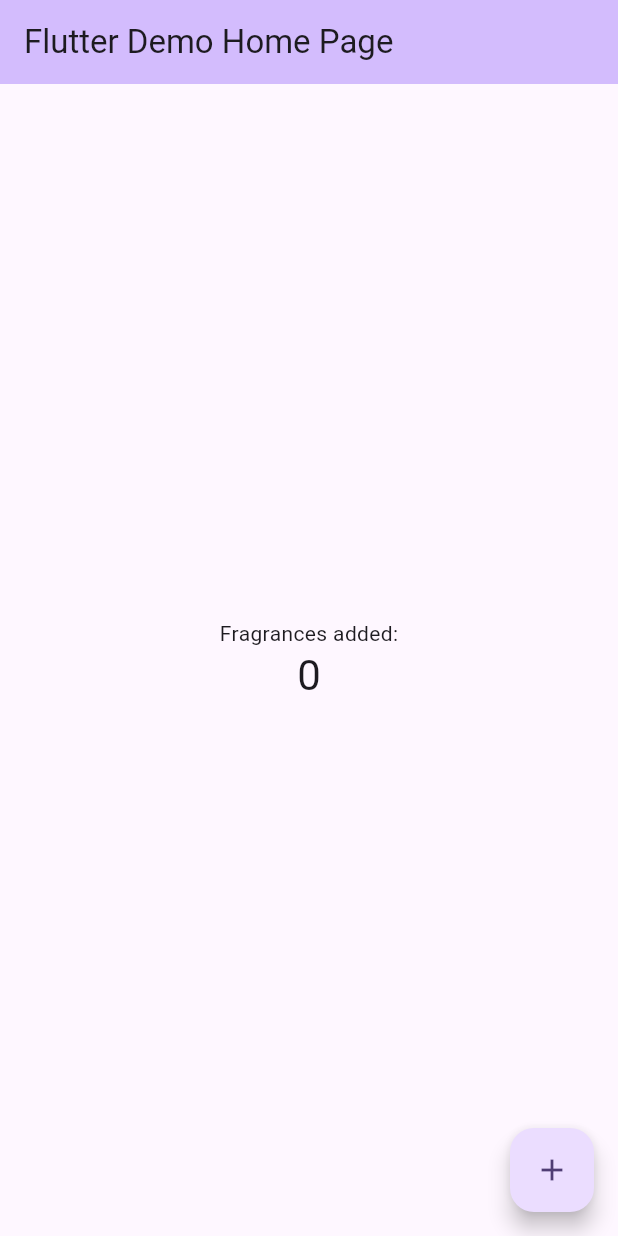
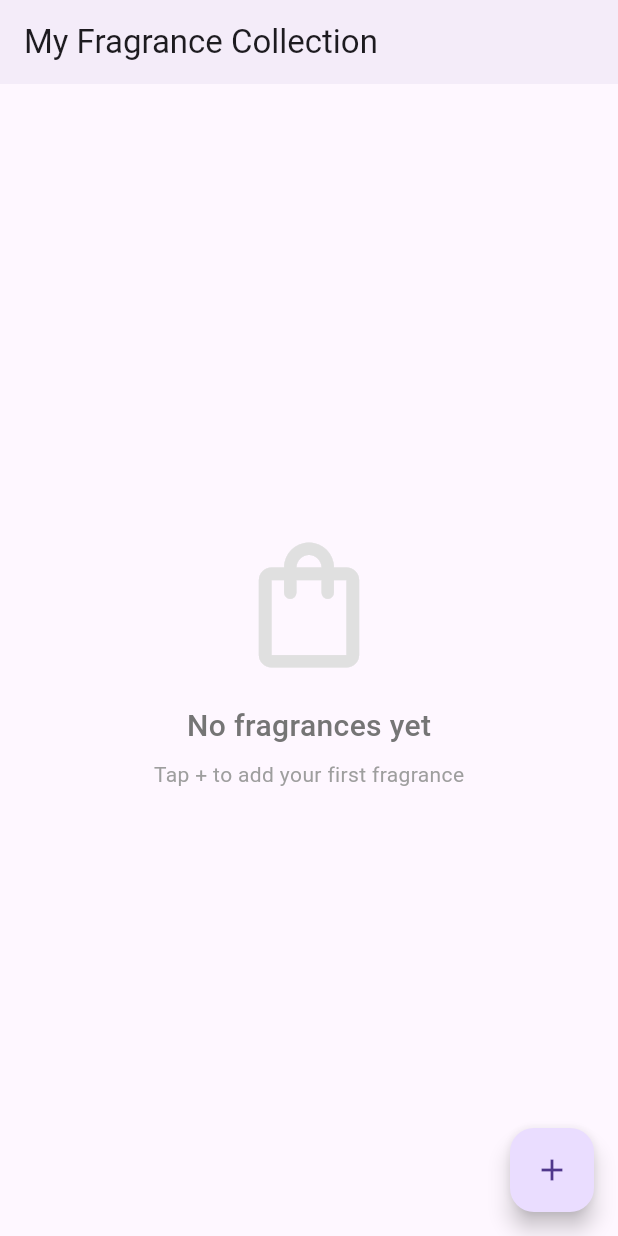
Before and after one commit to LZ25601/CPD, a Flutter app: the screen it shows after launch, on a phone screen of 412 x 824 dp. Run offline on Flutter 3.47's test engine with Material 3 defaults, Android fonts, the phone set to English and light mode, and no system bars; our stand-ins replace sqflite; accounts and stored records are empty.

Commit message:
Added the main screen

```diff
--- a/fragrance_collection_manager/lib/main.dart
+++ b/fragrance_collection_manager/lib/main.dart
@@ -1,4 +1,7 @@
 import 'package:flutter/material.dart';
+import 'database/database_helper.dart';
+import 'models/fragrance.dart';
+import 'dart:io';
 
 void main() {
   runApp(const MyApp());
@@ -7,116 +10,190 @@ void main() {
 class MyApp extends StatelessWidget {
   const MyApp({super.key});
 
-  // This widget is the root of your application.
   @override
   Widget build(BuildContext context) {
     return MaterialApp(
-      title: 'Flutter Demo',
+      title: 'Fragrance Collection',
       theme: ThemeData(
-        // This is the theme of your application.
-        //
-        // TRY THIS: Try running your application with "flutter run". You'll see
-        // the application has a purple toolbar. Then, without quitting the app,
-        // try changing the seedColor in the colorScheme below to Colors.green
-        // and then invoke "hot reload" (save your changes or press the "hot
-        // reload" button in a Flutter-supported IDE, or press "r" if you used
-        // the command line to start the app).
-        //
-        // Notice that the counter didn't reset back to zero; the application
-        // state is not lost during the reload. To reset the state, use hot
-        // restart instead.
-        //
-        // This works for code too, not just values: Most code changes can be
-        // tested with just a hot reload.
-        colorScheme: ColorScheme.fromSeed(seedColor: Colors.deepPurple),
+        primarySwatch: Colors.deepPurple,
+        useMaterial3: true,
       ),
-      home: const MyHomePage(title: 'Flutter Demo Home Page'),
+      home: const HomeScreen(),
     );
   }
 }
 
-class MyHomePage extends StatefulWidget {
-  const MyHomePage({super.key, required this.title});
-
-  // This widget is the home page of your application. It is stateful, meaning
-  // that it has a State object (defined below) that contains fields that affect
-  // how it looks.
-
-  // This class is the configuration for the state. It holds the values (in this
-  // case the title) provided by the parent (in this case the App widget) and
-  // used by the build method of the State. Fields in a Widget subclass are
-  // always marked "final".
-
-  final String title;
+class HomeScreen extends StatefulWidget {
+  const HomeScreen({super.key});
 
   @override
-  State<MyHomePage> createState() => _MyHomePageState();
+  State<HomeScreen> createState() => _HomeScreenState();
 }
 
-class _MyHomePageState extends State<MyHomePage> {
-  int _counter = 0;
+class _HomeScreenState extends State<HomeScreen> {
+  List<Fragrance> fragrances = [];
+  bool isLoading = true;
 
-  void _incrementCounter() {
+  @override
+  void initState() {
+    super.initState();
+    _loadFragrances();
+  }
+
+  Future<void> _loadFragrances() async {
+    setState(() => isLoading = true);
+    final data = await DatabaseHelper.instance.readAllFragrances();
     setState(() {
-      // This call to setState tells the Flutter framework that something has
-      // changed in this State, which causes it to rerun the build method below
-      // so that the display can reflect the updated values. If we changed
-      // _counter without calling setState(), then the build method would not be
-      // called again, and so nothing would appear to happen.
-      _counter++;
+      fragrances = data;
+      isLoading = false;
     });
   }
 
   @override
   Widget build(BuildContext context) {
-    // This method is rerun every time setState is called, for instance as done
-    // by the _incrementCounter method above.
-    //
-    // The Flutter framework has been optimized to make rerunning build methods
-    // fast, so that you can just rebuild anything that needs updating rather
-    // than having to individually change instances of widgets.
     return Scaffold(
       appBar: AppBar(
-        // TRY THIS: Try changing the color here to a specific color (to
-        // Colors.amber, perhaps?) and trigger a hot reload to see the AppBar
-        // change color while the other colors stay the same.
-        backgroundColor: Theme.of(context).colorScheme.inversePrimary,
-        // Here we take the value from the MyHomePage object that was created by
-        // the App.build method, and use it to set our appbar title.
-        title: Text(widget.title),
+        title: const Text('My Fragrance Collection'),
+        elevation: 2,
       ),
-      body: Center(
-        // Center is a layout widget. It takes a single child and positions it
-        // in the middle of the parent.
-        child: Column(
-          // Column is also a layout widget. It takes a list of children and
-          // arranges them vertically. By default, it sizes itself to fit its
-          // children horizontally, and tries to be as tall as its parent.
-          //
-          // Column has various properties to control how it sizes itself and
-          // how it positions its children. Here we use mainAxisAlignment to
-          // center the children vertically; the main axis here is the vertical
-          // axis because Columns are vertical (the cross axis would be
-          // horizontal).
-          //
-          // TRY THIS: Invoke "debug painting" (choose the "Toggle Debug Paint"
-          // action in the IDE, or press "p" in the console), to see the
-          // wireframe for each widget.
-          mainAxisAlignment: MainAxisAlignment.center,
-          children: <Widget>[
-            const Text('Fragrances added:'),
-            Text(
-              '$_counter',
-              style: Theme.of(context).textTheme.headlineMedium,
+      body: isLoading
+          ? const Center(child: CircularProgressIndicator())
+          : fragrances.isEmpty
+              ? _buildEmptyState()
+              : _buildFragranceGrid(),
+      floatingActionButton: FloatingActionButton(
+        onPressed: () {
+          // TODO: Navigate to add screen
+          ScaffoldMessenger.of(context).showSnackBar(
+            const SnackBar(content: Text('Add screen coming soon')),
+          );
+        },
+        child: const Icon(Icons.add),
+      ),
+    );
+  }
+
+  Widget _buildEmptyState() {
+    return Center(
+      child: Column(
+        mainAxisAlignment: MainAxisAlignment.center,
+        children: [
+          Icon(
+            Icons.shopping_bag_outlined,
+            size: 100,
+            color: Colors.grey[300],
+          ),
+          const SizedBox(height: 16),
+          Text(
+            'No fragrances yet',
+            style: TextStyle(
+              fontSize: 20,
+              color: Colors.grey[600],
+              fontWeight: FontWeight.w500,
             ),
-          ],
-        ),
+          ),
+          const SizedBox(height: 8),
+          Text(
+            'Tap + to add your first fragrance',
+            style: TextStyle(
+              fontSize: 14,
+              color: Colors.grey[500],
+            ),
+          ),
+        ],
       ),
-      floatingActionButton: FloatingActionButton(
-        onPressed: _incrementCounter,
-        tooltip: 'Increment',
-        child: const Icon(Icons.add),
-      ), // This trailing comma makes auto-formatting nicer for build methods.
+    );
+  }
+
+  Widget _buildFragranceGrid() {
+    return GridView.builder(
+      padding: const EdgeInsets.all(16),
+      gridDelegate: const SliverGridDelegateWithFixedCrossAxisCount(
+        crossAxisCount: 2,
+        childAspectRatio: 0.75,
+        crossAxisSpacing: 16,
+        mainAxisSpacing: 16,
+      ),
+      itemCount: fragrances.length,
+      itemBuilder: (context, index) {
+        final fragrance = fragrances[index];
+        return _buildFragranceCard(fragrance);
+      },
+    );
+  }
+
+  Widget _buildFragranceCard(Fragrance fragrance) {
+    return Card(
+      elevation: 2,
+      shape: RoundedRectangleBorder(
+        borderRadius: BorderRadius.circular(12),
+      ),
+      child: Column(
+        crossAxisAlignment: CrossAxisAlignment.stretch,
+        children: [
+          Expanded(
+            child: ClipRRect(
+              borderRadius: const BorderRadius.vertical(
+                top: Radius.circular(12),
+              ),
+              child: fragrance.imagePath != null
+                  ? Image.file(
+                      File(fragrance.imagePath!),
+                      fit: BoxFit.cover,
+                      errorBuilder: (context, error, stackTrace) {
+                        return _buildPlaceholderImage();
+                      },
+                    )
+                  : _buildPlaceholderImage(),
+            ),
+          ),
+          Padding(
+            padding: const EdgeInsets.all(8.0),
+            child: Column(
+              crossAxisAlignment: CrossAxisAlignment.start,
+              children: [
+                Text(
+                  fragrance.name,
+                  style: const TextStyle(
+                    fontWeight: FontWeight.bold,
+                    fontSize: 14,
+                  ),
+                  maxLines: 1,
+                  overflow: TextOverflow.ellipsis,
+                ),
+                Text(
+                  fragrance.brand,
+                  style: TextStyle(
+                    color: Colors.grey[600],
+                    fontSize: 12,
+                  ),
+                  maxLines: 1,
+                  overflow: TextOverflow.ellipsis,
+                ),
+                if (fragrance.size != null)
+                  Text(
+                    '${fragrance.size} ml',
+                    style: TextStyle(
+                      color: Colors.grey[500],
+                      fontSize: 11,
+                    ),
+                  ),
+              ],
+            ),
+          ),
+        ],
+      ),
+    );
+  }
+
+  Widget _buildPlaceholderImage() {
+    return Container(
+      color: Colors.grey[200],
+      child: Icon(
+        Icons.local_mall,
+        size: 50,
+        color: Colors.grey[400],
+      ),
     );
   }
 }
```
